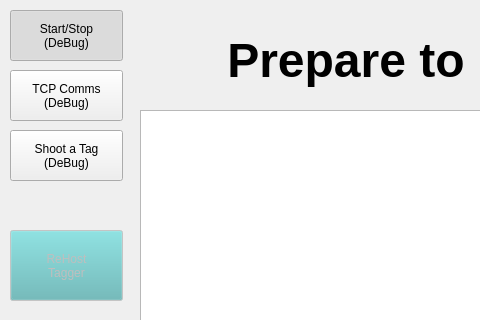
Old version of the form HostGameWindow.ui in the repository rmick/Combobulator; both pictures show x 0 to 480 and y 0 to 320 of the 1024 by 500 pixel window.
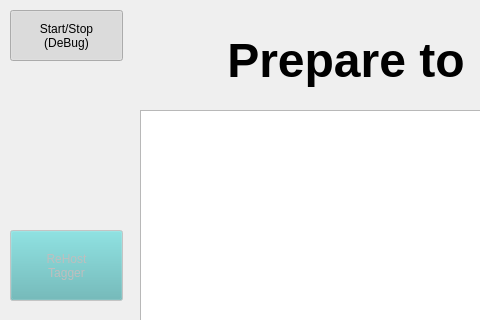
New version of the form.

Commit message:
- Android now working. (calls ltttoComms directly, as Signal was not working). - Added About box.
Known Issues.
- Spies has broken team hosting completely. Currently only NoTeam games
will host.
- TeamTags block hosting for some unknown reason.
- Android buttons do not show that they are Checked.

```diff
--- a/HostGameWindow.ui
+++ b/HostGameWindow.ui
@@ -238,20 +238,6 @@
     <bool>true</bool>
    </property>
   </widget>
-  <widget class="QPushButton" name="btn_ShowTCP">
-   <property name="geometry">
-    <rect>
-     <x>10</x>
-     <y>70</y>
-     <width>113</width>
-     <height>51</height>
-    </rect>
-   </property>
-   <property name="text">
-    <string>TCP Comms
-(DeBug)</string>
-   </property>
-  </widget>
   <widget class="QPushButton" name="btn_Rehost">
    <property name="enabled">
     <bool>false</bool>
@@ -309,20 +295,6 @@
     <bool>false</bool>
    </property>
   </widget>
-  <widget class="QPushButton" name="btn_TestMessage">
-   <property name="geometry">
-    <rect>
-     <x>10</x>
-     <y>130</y>
-     <width>113</width>
-     <height>51</height>
-    </rect>
-   </property>
-   <property name="text">
-    <string>Shoot a Tag
-(DeBug)</string>
-   </property>
-  </widget>
  </widget>
  <resources/>
  <connections/>
```
The commit also changes 17 other files.
